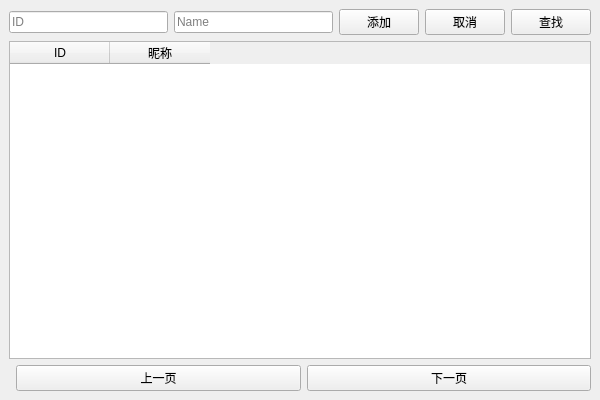
This is algorithm exercise/large work/ui/mainwindow.ui in chenshang3/follower as Qt 5 draws it before an edit. The edited form follows.
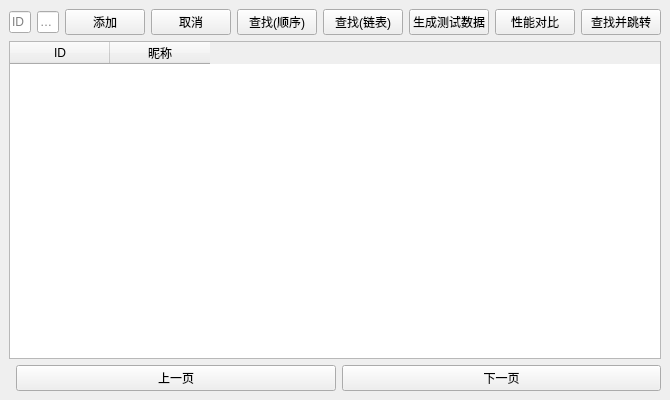
This is the edited form.

Commit message: fix: add SeqList::findByName and robust findAndJump using find/findByName

Diff of the .ui file:
```diff
--- a/algorithm exercise/large work/ui/mainwindow.ui
+++ b/algorithm exercise/large work/ui/mainwindow.ui
@@ -42,10 +42,30 @@
        </widget>
       </item>
       <item>
-       <widget class="QPushButton" name="btnFind">
-        <property name="text"><string>查找</string></property>
+       <widget class="QPushButton" name="btnFindSeq">
+        <property name="text"><string>查找(顺序)</string></property>
        </widget>
       </item>
+      <item>
+       <widget class="QPushButton" name="btnFindLink">
+        <property name="text"><string>查找(链表)</string></property>
+       </widget>
+      </item>
+    <item>
+     <widget class="QPushButton" name="btn_generate">
+      <property name="text"><string>生成测试数据</string></property>
+     </widget>
+    </item>
+    <item>
+     <widget class="QPushButton" name="btn_benchmark">
+      <property name="text"><string>性能对比</string></property>
+     </widget>
+    </item>
+    <item>
+     <widget class="QPushButton" name="btn_findAndJump">
+      <property name="text"><string>查找并跳转</string></property>
+     </widget>
+    </item>
      </layout>
     </item>
     <item>
```
The commit also changes 7 other files.
